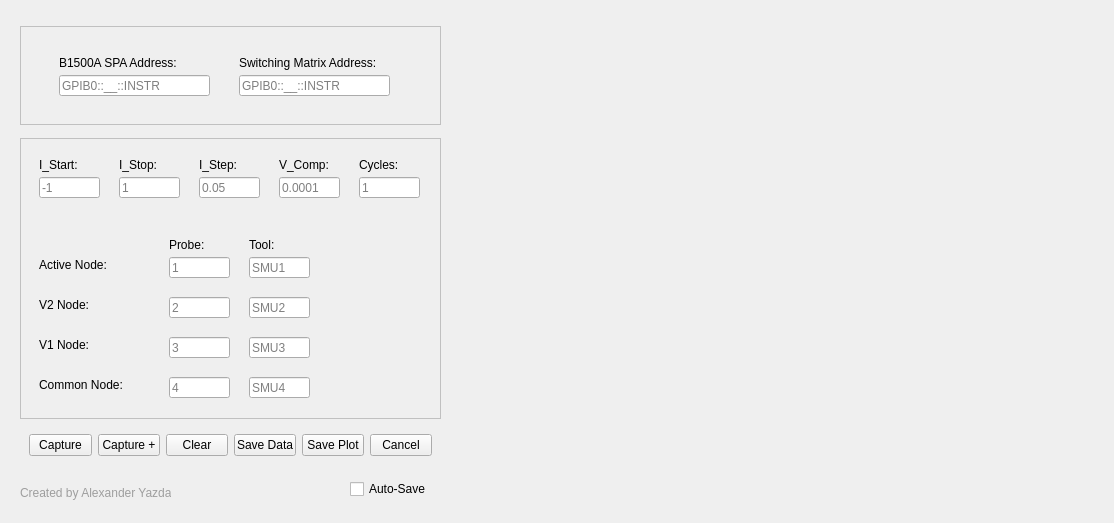
Alexyazdani/GUI_Testing, file DCIV_GUI_4Probe_backend.ui: the form before one commit.
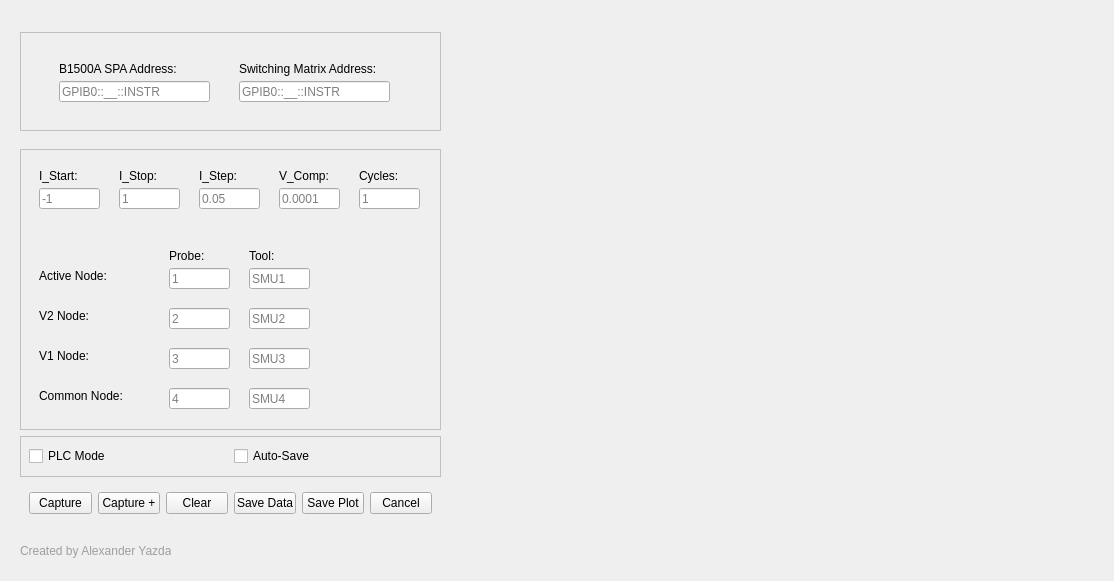
The form after the commit.

What changed in the file:
```diff
--- a/DCIV_GUI_4Probe_backend.ui
+++ b/DCIV_GUI_4Probe_backend.ui
@@ -7,9 +7,15 @@
     <x>0</x>
     <y>0</y>
     <width>1114</width>
-    <height>519</height>
+    <height>581</height>
    </rect>
   </property>
+  <property name="minimumSize">
+   <size>
+    <width>1104</width>
+    <height>581</height>
+   </size>
+  </property>
   <property name="windowTitle">
    <string>Form</string>
   </property>
@@ -502,6 +508,58 @@
         </property>
        </spacer>
       </item>
+      <item>
+       <widget class="QWidget" name="widget_8" native="true">
+        <property name="minimumSize">
+         <size>
+          <width>401</width>
+          <height>41</height>
+         </size>
+        </property>
+        <property name="maximumSize">
+         <size>
+          <width>421</width>
+          <height>16777215</height>
+         </size>
+        </property>
+        <property name="styleSheet">
+         <string notr="true">#widget_8
+
+{
+	border: 1px  solid #C0C0C0;
+}</string>
+        </property>
+        <layout class="QHBoxLayout" name="horizontalLayout_5">
+         <item>
+          <widget class="QCheckBox" name="PLC_checkBox">
+           <property name="text">
+            <string>PLC Mode</string>
+           </property>
+          </widget>
+         </item>
+         <item>
+          <widget class="QCheckBox" name="save_checkBox">
+           <property name="text">
+            <string>Auto-Save</string>
+           </property>
+          </widget>
+         </item>
+        </layout>
+       </widget>
+      </item>
+      <item>
+       <spacer name="verticalSpacer_5">
+        <property name="orientation">
+         <enum>Qt::Vertical</enum>
+        </property>
+        <property name="sizeHint" stdset="0">
+         <size>
+          <width>20</width>
+          <height>3</height>
+         </size>
+        </property>
+       </spacer>
+      </item>
       <item>
        <widget class="QWidget" name="widget_4" native="true">
         <property name="minimumSize">
@@ -601,19 +659,6 @@
           <string>Created by Alexander Yazdani</string>
          </property>
         </widget>
-        <widget class="QCheckBox" name="save_checkBox_4">
-         <property name="geometry">
-          <rect>
-           <x>330</x>
-           <y>7</y>
-           <width>91</width>
-           <height>20</height>
-          </rect>
-         </property>
-         <property name="text">
-          <string>Auto-Save</string>
-         </property>
-        </widget>
        </widget>
       </item>
      </layout>
```
